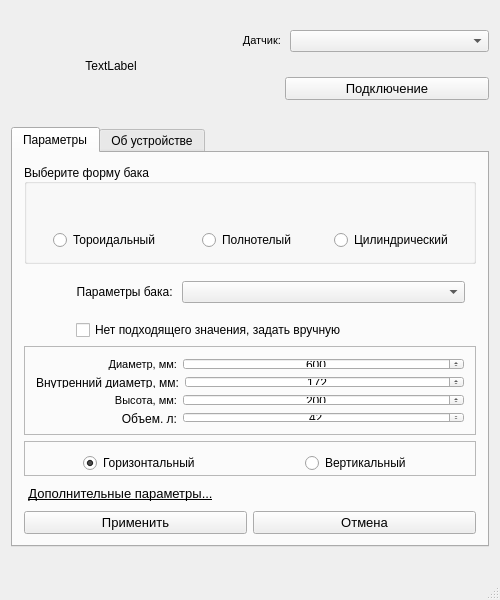
Above: ComSetup/mainwindow.ui from Anton-Fat/Screen_Tool_Setup before the change. Below: the same form after it.
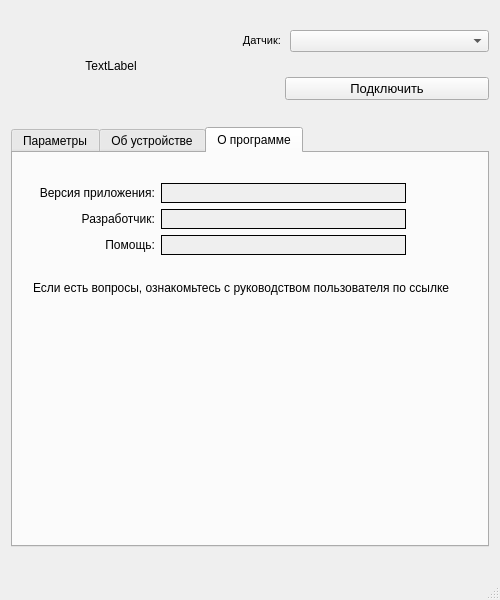
That is the form after the change. The open tabs and pages were chosen to show the change.

```diff
--- a/ComSetup/mainwindow.ui
+++ b/ComSetup/mainwindow.ui
@@ -11,15 +11,15 @@
    </rect>
   </property>
   <property name="sizePolicy">
-   <sizepolicy hsizetype="Maximum" vsizetype="Expanding">
+   <sizepolicy hsizetype="Minimum" vsizetype="Minimum">
     <horstretch>0</horstretch>
     <verstretch>0</verstretch>
    </sizepolicy>
   </property>
   <property name="minimumSize">
    <size>
-    <width>440</width>
-    <height>400</height>
+    <width>500</width>
+    <height>600</height>
    </size>
   </property>
   <property name="maximumSize">
@@ -118,7 +118,7 @@
              <set>Qt::ImhNone</set>
             </property>
             <property name="text">
-             <string>Подключение</string>
+             <string>Подключить</string>
             </property>
            </widget>
           </item>
@@ -131,7 +131,7 @@
     <item>
      <widget class="QTabWidget" name="tabWidget">
       <property name="sizePolicy">
-       <sizepolicy hsizetype="Minimum" vsizetype="Expanding">
+       <sizepolicy hsizetype="Minimum" vsizetype="Minimum">
         <horstretch>0</horstretch>
         <verstretch>0</verstretch>
        </sizepolicy>
@@ -153,7 +153,7 @@
       </property>
       <widget class="QWidget" name="tab">
        <property name="sizePolicy">
-        <sizepolicy hsizetype="Minimum" vsizetype="Expanding">
+        <sizepolicy hsizetype="Minimum" vsizetype="Minimum">
          <horstretch>0</horstretch>
          <verstretch>0</verstretch>
         </sizepolicy>
@@ -162,6 +162,9 @@
         <string>Параметры</string>
        </attribute>
        <layout class="QVBoxLayout" name="verticalLayout_2" stretch="0,0,0,0,0,0,0,0">
+        <property name="sizeConstraint">
+         <enum>QLayout::SetMinimumSize</enum>
+        </property>
         <item>
          <widget class="QGroupBox" name="groupBox_2">
           <property name="sizePolicy">
@@ -183,8 +186,17 @@
            <set>Qt::AlignLeading|Qt::AlignLeft|Qt::AlignVCenter</set>
           </property>
           <layout class="QGridLayout" name="gridLayout">
-           <item row="0" column="1">
-            <widget class="QLabel" name="label_image_2">
+           <property name="sizeConstraint">
+            <enum>QLayout::SetMinimumSize</enum>
+           </property>
+           <item row="0" column="2">
+            <widget class="QLabel" name="label_image_3">
+             <property name="minimumSize">
+              <size>
+               <width>130</width>
+               <height>105</height>
+              </size>
+             </property>
              <property name="text">
               <string/>
              </property>
@@ -195,6 +207,18 @@
            </item>
            <item row="0" column="0">
             <widget class="QLabel" name="label_image_1">
+             <property name="sizePolicy">
+              <sizepolicy hsizetype="Preferred" vsizetype="Minimum">
+               <horstretch>0</horstretch>
+               <verstretch>0</verstretch>
+              </sizepolicy>
+             </property>
+             <property name="minimumSize">
+              <size>
+               <width>130</width>
+               <height>105</height>
+              </size>
+             </property>
              <property name="text">
               <string/>
              </property>
@@ -203,7 +227,14 @@
              </property>
             </widget>
            </item>
-           <item row="1" column="0" alignment="Qt::AlignHCenter">
+           <item row="2" column="2" alignment="Qt::AlignHCenter">
+            <widget class="QRadioButton" name="radioButton_F3">
+             <property name="text">
+              <string>Цилиндрический</string>
+             </property>
+            </widget>
+           </item>
+           <item row="2" column="0" alignment="Qt::AlignHCenter">
             <widget class="QRadioButton" name="radioButton_F1">
              <property name="sizePolicy">
               <sizepolicy hsizetype="Minimum" vsizetype="Minimum">
@@ -225,25 +256,21 @@
              </property>
             </widget>
            </item>
-           <item row="0" column="2">
-            <widget class="QLabel" name="label_image_3">
-             <property name="text">
-              <string/>
-             </property>
-             <property name="alignment">
-              <set>Qt::AlignCenter</set>
-             </property>
-            </widget>
-           </item>
-           <item row="1" column="1" alignment="Qt::AlignHCenter">
+           <item row="2" column="1" alignment="Qt::AlignHCenter">
             <widget class="QRadioButton" name="radioButton_F2">
              <property name="text">
               <string>Полнотелый</string>
              </property>
             </widget>
            </item>
-           <item row="1" column="2" alignment="Qt::AlignHCenter">
-            <widget class="QRadioButton" name="radioButton_F3">
+           <item row="0" column="1">
+            <widget class="QLabel" name="label_image_2">
+             <property name="minimumSize">
+              <size>
+               <width>130</width>
+               <height>105</height>
+              </size>
+             </property>
              <property name="text">
               <string>Цилиндрический</string>
              </property>
@@ -255,6 +282,9 @@
         <item>
          <widget class="QWidget" name="widget_combo" native="true">
           <layout class="QHBoxLayout" name="horizontalLayout_8" stretch="1,2">
+           <property name="sizeConstraint">
+            <enum>QLayout::SetMinimumSize</enum>
+           </property>
            <item>
             <widget class="QLabel" name="label_2">
              <property name="text">
@@ -297,6 +327,9 @@
            <enum>QFrame::Raised</enum>
           </property>
           <layout class="QVBoxLayout" name="verticalLayout_5">
+           <property name="sizeConstraint">
+            <enum>QLayout::SetMinimumSize</enum>
+           </property>
            <item>
             <layout class="QHBoxLayout" name="horizontalLayout_6" stretch="1,2">
              <property name="sizeConstraint">
@@ -314,8 +347,8 @@
                 <string>&lt;!DOCTYPE HTML PUBLIC &quot;-//W3C//DTD HTML 4.0//EN&quot; &quot;http://www.w3.org/TR/REC-html40/strict.dtd&quot;&gt;
 &lt;html&gt;&lt;head&gt;&lt;meta name=&quot;qrichtext&quot; content=&quot;1&quot; /&gt;&lt;style type=&quot;text/css&quot;&gt;
 p, li { white-space: pre-wrap; }
-&lt;/style&gt;&lt;/head&gt;&lt;body style=&quot; font-family:'MS Shell Dlg 2'; font-size:8.25pt; font-weight:400; font-style:normal;&quot;&gt;
-&lt;p align=&quot;right&quot; style=&quot; margin-top:0px; margin-bottom:0px; margin-left:0px; margin-right:0px; -qt-block-indent:0; text-indent:0px;&quot;&gt;Диаметр, мм:&lt;/p&gt;&lt;/body&gt;&lt;/html&gt;</string>
+&lt;/style&gt;&lt;/head&gt;&lt;body style=&quot; font-family:'MS Shell Dlg 2'; font-size:8pt; font-weight:400; font-style:normal;&quot;&gt;
+&lt;p align=&quot;right&quot; style=&quot; margin-top:0px; margin-bottom:0px; margin-left:0px; margin-right:0px; -qt-block-indent:0; text-indent:0px;&quot;&gt;&lt;span style=&quot; font-size:8.25pt;&quot;&gt;Внешний диаметр, мм:&lt;/span&gt;&lt;/p&gt;&lt;/body&gt;&lt;/html&gt;</string>
                </property>
               </widget>
              </item>
@@ -331,10 +364,10 @@
                 <set>Qt::AlignCenter</set>
                </property>
                <property name="minimum">
-                <number>1</number>
+                <number>100</number>
                </property>
                <property name="maximum">
-                <number>9999</number>
+                <number>1000</number>
                </property>
                <property name="value">
                 <number>600</number>
@@ -407,10 +440,10 @@
                 <set>Qt::AlignCenter</set>
                </property>
                <property name="minimum">
-                <number>1</number>
+                <number>100</number>
                </property>
                <property name="maximum">
-                <number>9999</number>
+                <number>1000</number>
                </property>
                <property name="value">
                 <number>200</number>
@@ -541,6 +574,12 @@
           </property>
           <item>
            <widget class="QPushButton" name="pushButton_2">
+            <property name="sizePolicy">
+             <sizepolicy hsizetype="Minimum" vsizetype="Minimum">
+              <horstretch>0</horstretch>
+              <verstretch>0</verstretch>
+             </sizepolicy>
+            </property>
             <property name="font">
              <font>
               <pointsize>10</pointsize>
@@ -556,6 +595,12 @@
           </item>
           <item>
            <widget class="QPushButton" name="pushButton_3">
+            <property name="sizePolicy">
+             <sizepolicy hsizetype="Minimum" vsizetype="Minimum">
+              <horstretch>0</horstretch>
+              <verstretch>0</verstretch>
+             </sizepolicy>
+            </property>
             <property name="font">
              <font>
               <pointsize>10</pointsize>
@@ -760,6 +805,178 @@
         </item>
        </layout>
       </widget>
+      <widget class="QWidget" name="tab_3">
+       <attribute name="title">
+        <string>О программе</string>
+       </attribute>
+       <layout class="QVBoxLayout" name="verticalLayout_4">
+        <property name="leftMargin">
+         <number>20</number>
+        </property>
+        <property name="topMargin">
+         <number>30</number>
+        </property>
+        <property name="rightMargin">
+         <number>20</number>
+        </property>
+        <item>
+         <layout class="QHBoxLayout" name="horizontalLayout_16" stretch="2,4,1">
+          <item>
+           <widget class="QLabel" name="label_6">
+            <property name="text">
+             <string>&lt;html&gt;&lt;head/&gt;&lt;body&gt;&lt;p align=&quot;right&quot;&gt;Версия приложения:&lt;/p&gt;&lt;/body&gt;&lt;/html&gt;</string>
+            </property>
+           </widget>
+          </item>
+          <item>
+           <widget class="QLabel" name="label_prog_1">
+            <property name="autoFillBackground">
+             <bool>true</bool>
+            </property>
+            <property name="frameShape">
+             <enum>QFrame::Box</enum>
+            </property>
+            <property name="text">
+             <string/>
+            </property>
+            <property name="alignment">
+             <set>Qt::AlignCenter</set>
+            </property>
+           </widget>
+          </item>
+          <item>
+           <spacer name="horizontalSpacer_6">
+            <property name="orientation">
+             <enum>Qt::Horizontal</enum>
+            </property>
+            <property name="sizeHint" stdset="0">
+             <size>
+              <width>40</width>
+              <height>20</height>
+             </size>
+            </property>
+           </spacer>
+          </item>
+         </layout>
+        </item>
+        <item>
+         <layout class="QHBoxLayout" name="horizontalLayout_17" stretch="2,4,1">
+          <item>
+           <widget class="QLabel" name="label_7">
+            <property name="text">
+             <string>&lt;html&gt;&lt;head/&gt;&lt;body&gt;&lt;p align=&quot;right&quot;&gt;Разработчик:&lt;/p&gt;&lt;/body&gt;&lt;/html&gt;</string>
+            </property>
+           </widget>
+          </item>
+          <item>
+           <widget class="QLabel" name="label_prog_2">
+            <property name="autoFillBackground">
+             <bool>true</bool>
+            </property>
+            <property name="frameShape">
+             <enum>QFrame::Box</enum>
+            </property>
+            <property name="text">
+             <string/>
+            </property>
+            <property name="alignment">
+             <set>Qt::AlignCenter</set>
+            </property>
+           </widget>
+          </item>
+          <item>
+           <spacer name="horizontalSpacer_7">
+            <property name="orientation">
+             <enum>Qt::Horizontal</enum>
+            </property>
+            <property name="sizeHint" stdset="0">
+             <size>
+              <width>40</width>
+              <height>20</height>
+             </size>
+            </property>
+           </spacer>
+          </item>
+         </layout>
+        </item>
+        <item>
+         <layout class="QHBoxLayout" name="horizontalLayout_18" stretch="2,4,1">
+          <item>
+           <widget class="QLabel" name="label_8">
+            <property name="text">
+             <string>&lt;html&gt;&lt;head/&gt;&lt;body&gt;&lt;p align=&quot;right&quot;&gt;Помощь:&lt;/p&gt;&lt;/body&gt;&lt;/html&gt;</string>
+            </property>
+           </widget>
+          </item>
+          <item>
+           <widget class="QLabel" name="label_prog_3">
+            <property name="autoFillBackground">
+             <bool>true</bool>
+            </property>
+            <property name="frameShape">
+             <enum>QFrame::Box</enum>
+            </property>
+            <property name="text">
+             <string/>
+            </property>
+            <property name="alignment">
+             <set>Qt::AlignCenter</set>
+            </property>
+           </widget>
+          </item>
+          <item>
+           <spacer name="horizontalSpacer_8">
+            <property name="orientation">
+             <enum>Qt::Horizontal</enum>
+            </property>
+            <property name="sizeHint" stdset="0">
+             <size>
+              <width>40</width>
+              <height>20</height>
+             </size>
+            </property>
+           </spacer>
+          </item>
+         </layout>
+        </item>
+        <item>
+         <spacer name="verticalSpacer_4">
+          <property name="orientation">
+           <enum>Qt::Vertical</enum>
+          </property>
+          <property name="sizeType">
+           <enum>QSizePolicy::Minimum</enum>
+          </property>
+          <property name="sizeHint" stdset="0">
+           <size>
+            <width>20</width>
+            <height>20</height>
+           </size>
+          </property>
+         </spacer>
+        </item>
+        <item>
+         <widget class="QLabel" name="label_prog_4">
+          <property name="text">
+           <string>Если есть вопросы, ознакомьтесь с руководством пользователя по ссылке</string>
+          </property>
+         </widget>
+        </item>
+        <item>
+         <spacer name="verticalSpacer_3">
+          <property name="orientation">
+           <enum>Qt::Vertical</enum>
+          </property>
+          <property name="sizeHint" stdset="0">
+           <size>
+            <width>20</width>
+            <height>40</height>
+           </size>
+          </property>
+         </spacer>
+        </item>
+       </layout>
+      </widget>
      </widget>
     </item>
     <item>
```
Left out of the diff: 52 changed lines with no effect on the pictures.
